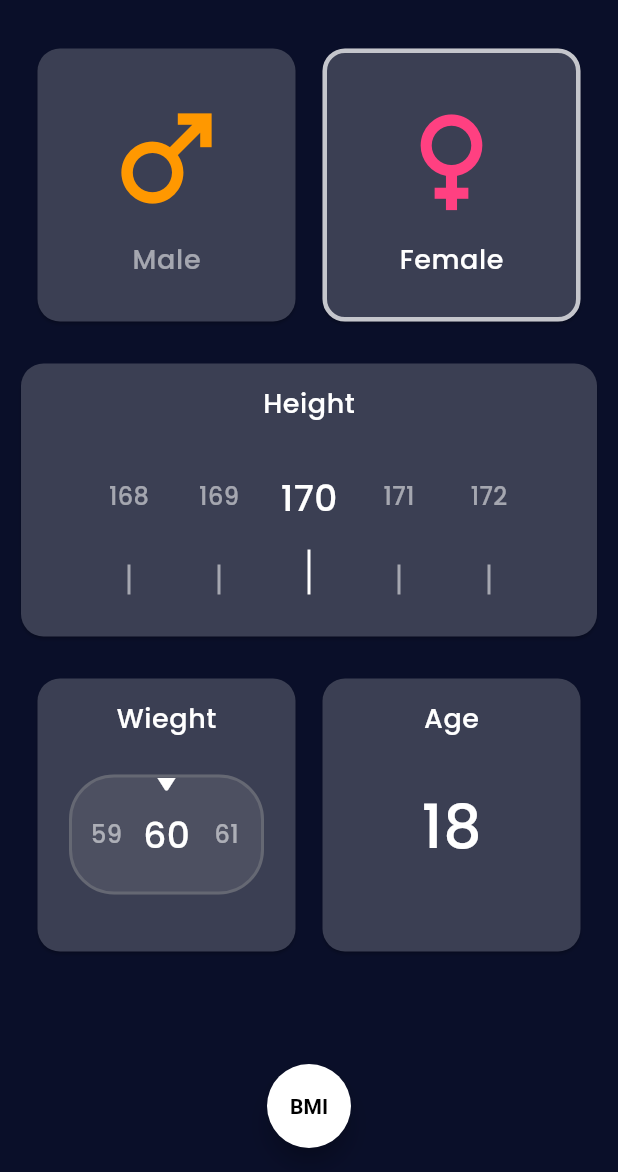
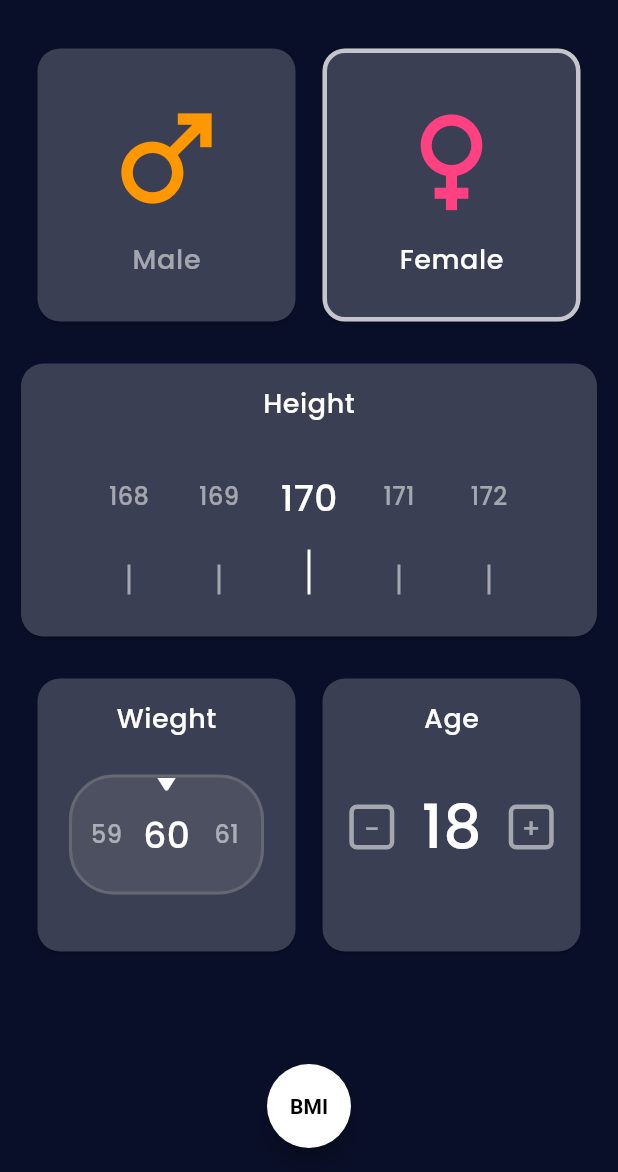
Before and after one commit to NimaPayande/Flutter-BMI-Calculator, a Flutter app: the screen it shows after launch, on a phone screen of 412 x 824 dp, the part 64-1236 px from its top. Run offline on Flutter 3.47's test engine with Material 2 defaults, Android fonts, the phone set to English and light mode, and no system bars; drawn by our look-alikes of numberpicker; our stand-ins replace google_fonts.

Commit message:
complete input page

```diff
--- a/lib/input_page.dart
+++ b/lib/input_page.dart
@@ -243,9 +243,49 @@ class _InputPageState extends State<InputPage> {
                     Row(
                       mainAxisAlignment: MainAxisAlignment.spaceEvenly,
                       children: [
+                        InkWell(
+                          onTap: () {
+                            ageDecrement();
+                          },
+                          child: Container(
+                            height: 30,
+                            width: 30,
+                            decoration: BoxDecoration(
+                                color: Colors.transparent,
+                                borderRadius: BorderRadius.circular(5),
+                                border: Border.all(
+                                    color: Colors.white54, width: 3)),
+                            child: Center(
+                              child: Text(
+                                '-',
+                                style: textTheme.labelSmall,
+                              ),
+                            ),
+                          ),
+                        ),
                         Text(
                           '$age',
                           style: textTheme.bodyLarge,
+                        ),
+                        InkWell(
+                          onTap: () {
+                            ageIncrement();
+                          },
+                          child: Container(
+                            height: 30,
+                            width: 30,
+                            decoration: BoxDecoration(
+                                color: Colors.transparent,
+                                borderRadius: BorderRadius.circular(5),
+                                border: Border.all(
+                                    color: Colors.white54, width: 3)),
+                            child: Center(
+                              child: Text(
+                                '+',
+                                style: textTheme.labelSmall,
+                              ),
+                            ),
+                          ),
                         ),
                       ],
                     )
```
